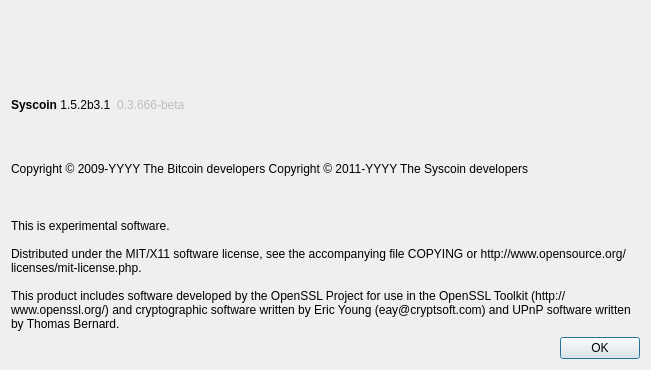
This is src/qt/forms/aboutdialog.ui in syscoin/syscoin1 as Qt 5 draws it before an edit. The edited form follows.
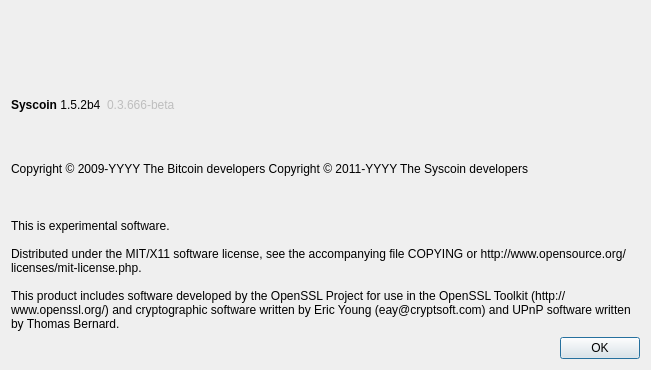
This is the edited form. Icons and pictures are not drawn.

```diff
--- a/src/qt/forms/aboutdialog.ui
+++ b/src/qt/forms/aboutdialog.ui
@@ -35,7 +35,7 @@
         <cursorShape>IBeamCursor</cursorShape>
        </property>
        <property name="text">
-        <string>&lt;html&gt;&lt;head/&gt;&lt;body&gt;&lt;p&gt;&lt;span style=&quot; font-weight:600;&quot;&gt;Syscoin &lt;/span&gt;1.5.2b3.1&lt;/p&gt;&lt;/body&gt;&lt;/html&gt;</string>
+        <string>&lt;html&gt;&lt;head/&gt;&lt;body&gt;&lt;p&gt;&lt;span style=&quot; font-weight:600;&quot;&gt;Syscoin &lt;/span&gt;1.5.2b4&lt;/p&gt;&lt;/body&gt;&lt;/html&gt;</string>
        </property>
        <property name="textInteractionFlags">
         <set>Qt::LinksAccessibleByMouse|Qt::TextSelectableByKeyboard|Qt::TextSelectableByMouse</set>
```
